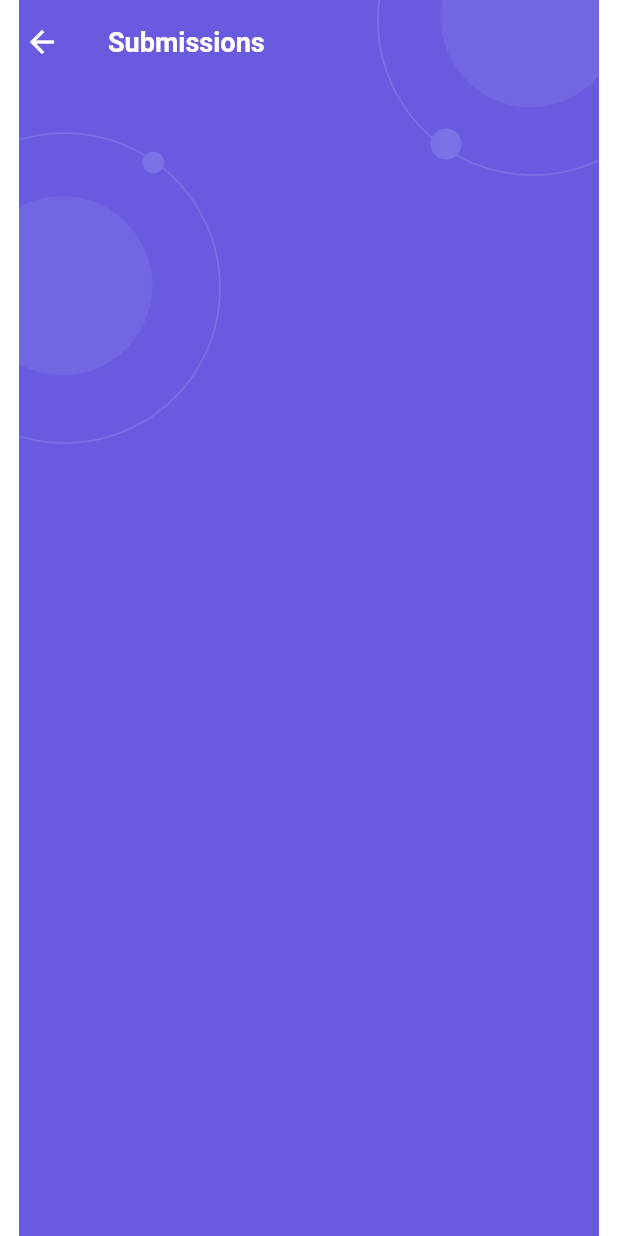
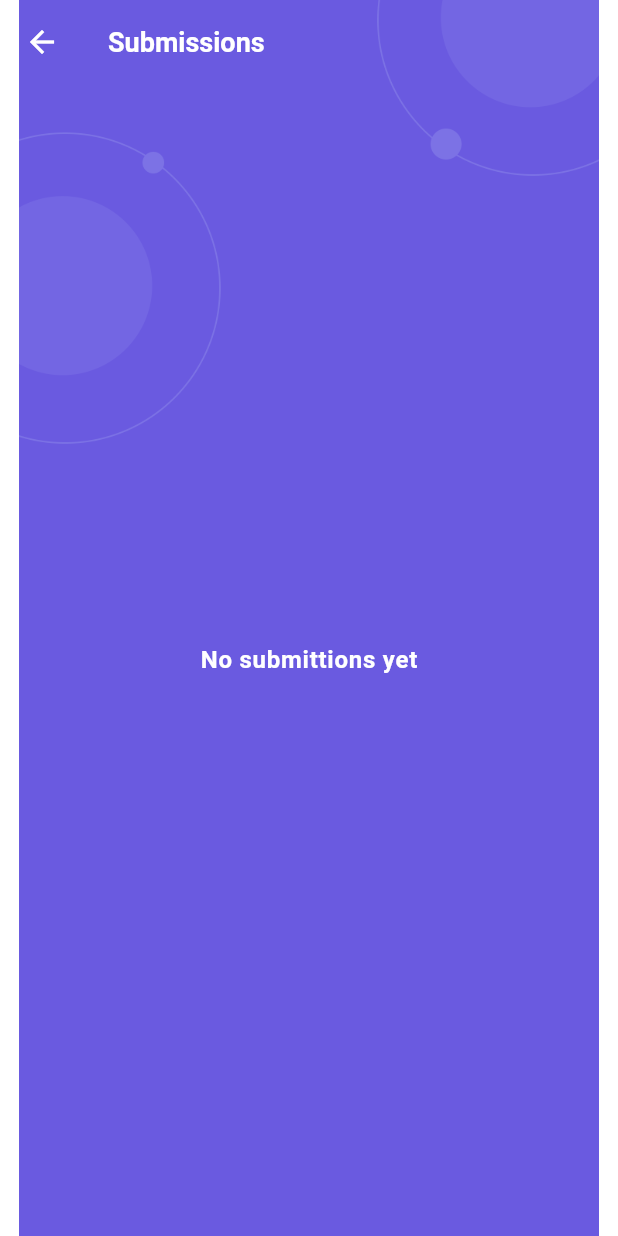
Before and after one commit to Iamkosgei/Portal, a Flutter app: the screen it shows after launch, after a tap on "Get Started", after a tap on the "history" icon, on a phone screen of 412 x 824 dp. Run offline on Flutter 3.47's test engine with Material 3 defaults, Android fonts, the phone set to English and light mode, and no system bars; our stand-ins replace audioplayers, dartz, floor, flutter_bloc, freezed_annotation, get_it and 5 more; accounts and stored records are empty; generated files the repository leaves out were written again.

Commit message:
better splash screen UI, show no submitions message when there is non

```diff
--- a/lib/features/home_page/presentation/submissions_page.dart
+++ b/lib/features/home_page/presentation/submissions_page.dart
@@ -47,7 +47,18 @@ class SubmissionPageBody extends StatelessWidget {
               return state.when(
                 initial: () => const SizedBox(),
                 loading: () => const Center(child: CircularProgressIndicator()),
-                success: (submissions) => ListView.builder(
+                success: (submissions) => submissions.isEmpty
+                    ? Center(
+                        child: Text(
+                          "No submittions yet",
+                          style:
+                              Theme.of(context).textTheme.bodyLarge?.copyWith(
+                                    color: Colors.white,
+                                    fontWeight: FontWeight.bold,
+                                  ),
+                        ),
+                      )
+                    : ListView.builder(
                         itemCount: submissions.length,
                         itemBuilder: (context, index) {
                           final submission = submissions[index];
--- a/lib/features/splash_page/splash_page.dart
+++ b/lib/features/splash_page/splash_page.dart
@@ -25,6 +25,13 @@ class SplashPage extends StatelessWidget {
                     fontSize: 24,
                     fontWeight: FontWeight.bold,
                     color: Colors.white,
+                    shadows: [
+                      Shadow(
+                        offset: Offset(2, 2),
+                        blurRadius: 4,
+                        color: Colors.black54,
+                      ),
+                    ],
                   ),
                 ),
                 const SizedBox(
@@ -35,7 +42,15 @@ class SplashPage extends StatelessWidget {
                   style: TextStyle(
                     fontSize: 16,
                     color: Colors.white,
+                    shadows: [
+                      Shadow(
+                        offset: Offset(1, 1),
+                        blurRadius: 2,
+                        color: Colors.black45,
+                      ),
+                    ],
                   ),
+                  textAlign: TextAlign.center,
                 ),
                 const SizedBox(
                   height: 32,
@@ -44,8 +59,18 @@ class SplashPage extends StatelessWidget {
                   onPressed: () {
                     context.go(homePage);
                   },
-                  child: const Text('Get Started'),
-                )
+                  style: ElevatedButton.styleFrom(
+                    padding: const EdgeInsets.symmetric(
+                        horizontal: 24, vertical: 12),
+                    shape: RoundedRectangleBorder(
+                      borderRadius: BorderRadius.circular(12),
+                    ),
+                  ),
+                  child: const Text(
+                    'Get Started',
+                    style: TextStyle(color: Colors.white),
+                  ),
+                ),
               ],
             ),
           ),
```
Lines whose indentation alone changed are shown as unchanged.
